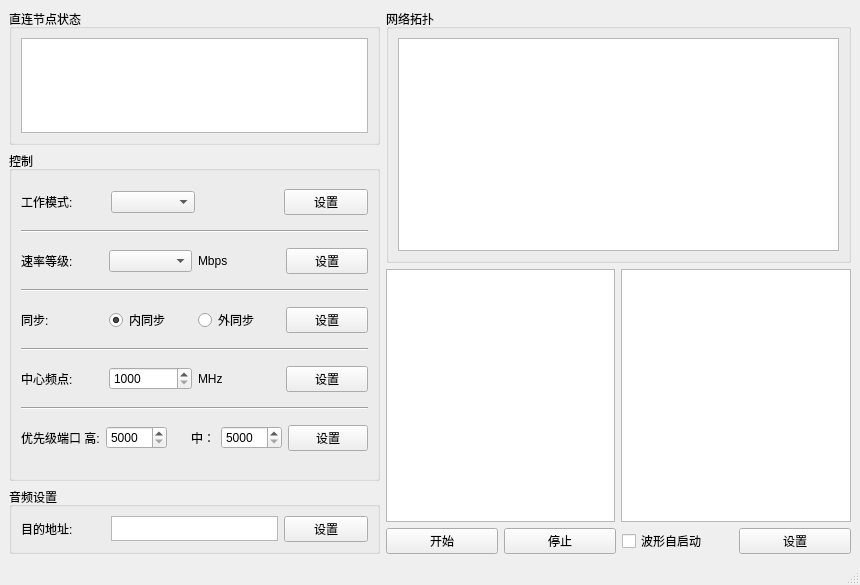
First picture: the form in mainWin.ui, repository Doun2017/pyQTwithUDP, before the edit.
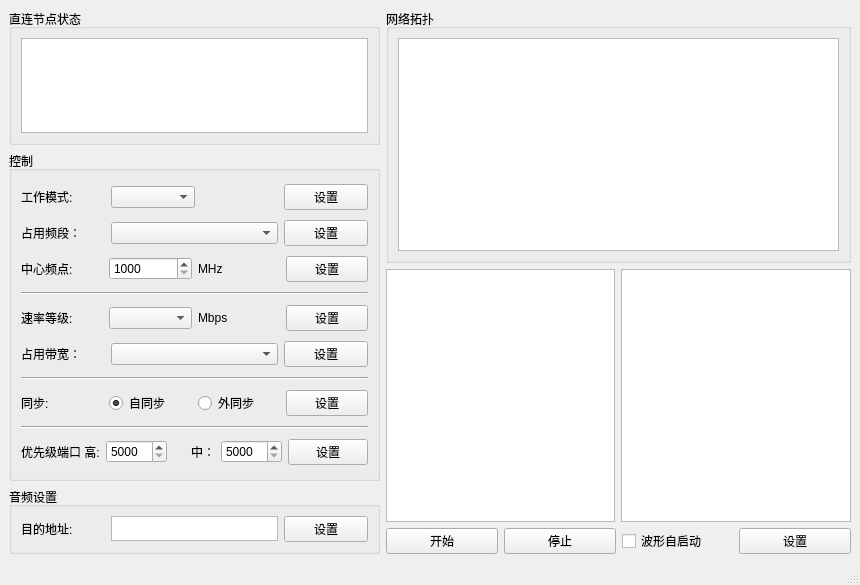
Second picture: the form after the edit.

Patch:
```diff
--- a/mainWin.ui
+++ b/mainWin.ui
@@ -82,6 +82,62 @@
            </item>
           </layout>
          </item>
+         <item>
+          <layout class="QHBoxLayout" name="horizontalLayout_10" stretch="1,2,1">
+           <item>
+            <widget class="QLabel" name="label_11">
+             <property name="text">
+              <string>占用频段：</string>
+             </property>
+            </widget>
+           </item>
+           <item>
+            <widget class="QComboBox" name="comboBox"/>
+           </item>
+           <item>
+            <widget class="QPushButton" name="pushButton">
+             <property name="text">
+              <string>设置</string>
+             </property>
+            </widget>
+           </item>
+          </layout>
+         </item>
+         <item>
+          <layout class="QHBoxLayout" name="horizontalLayout_3" stretch="1,1,1,1">
+           <item>
+            <widget class="QLabel" name="label_4">
+             <property name="text">
+              <string>中心频点:</string>
+             </property>
+            </widget>
+           </item>
+           <item>
+            <widget class="QSpinBox" name="center_frequency_spinBox">
+             <property name="minimum">
+              <number>1000</number>
+             </property>
+             <property name="maximum">
+              <number>2000</number>
+             </property>
+            </widget>
+           </item>
+           <item>
+            <widget class="QLabel" name="label_5">
+             <property name="text">
+              <string>MHz</string>
+             </property>
+            </widget>
+           </item>
+           <item>
+            <widget class="QPushButton" name="center_frequency_pushButton">
+             <property name="text">
+              <string>设置</string>
+             </property>
+            </widget>
+           </item>
+          </layout>
+         </item>
          <item>
           <widget class="Line" name="line_2">
            <property name="orientation">
@@ -117,6 +173,27 @@
            </item>
           </layout>
          </item>
+         <item>
+          <layout class="QHBoxLayout" name="horizontalLayout_11" stretch="1,2,1">
+           <item>
+            <widget class="QLabel" name="label_10">
+             <property name="text">
+              <string>占用带宽：</string>
+             </property>
+            </widget>
+           </item>
+           <item>
+            <widget class="QComboBox" name="use_band_comboBox"/>
+           </item>
+           <item>
+            <widget class="QPushButton" name="use_band_pushButton">
+             <property name="text">
+              <string>设置</string>
+             </property>
+            </widget>
+           </item>
+          </layout>
+         </item>
          <item>
           <widget class="Line" name="line">
            <property name="orientation">
@@ -136,7 +213,7 @@
            <item>
             <widget class="QRadioButton" name="synchronization_inside_radioButton">
              <property name="text">
-              <string>内同步</string>
+              <string>自同步</string>
              </property>
              <property name="checked">
               <bool>true</bool>
@@ -159,48 +236,6 @@
            </item>
           </layout>
          </item>
-         <item>
-          <widget class="Line" name="line_4">
-           <property name="orientation">
-            <enum>Qt::Horizontal</enum>
-           </property>
-          </widget>
-         </item>
-         <item>
-          <layout class="QHBoxLayout" name="horizontalLayout_3" stretch="1,1,1,1">
-           <item>
-            <widget class="QLabel" name="label_4">
-             <property name="text">
-              <string>中心频点:</string>
-             </property>
-            </widget>
-           </item>
-           <item>
-            <widget class="QSpinBox" name="center_frequency_spinBox">
-             <property name="minimum">
-              <number>1000</number>
-             </property>
-             <property name="maximum">
-              <number>2000</number>
-             </property>
-            </widget>
-           </item>
-           <item>
-            <widget class="QLabel" name="label_5">
-             <property name="text">
-              <string>MHz</string>
-             </property>
-            </widget>
-           </item>
-           <item>
-            <widget class="QPushButton" name="center_frequency_pushButton">
-             <property name="text">
-              <string>设置</string>
-             </property>
-            </widget>
-           </item>
-          </layout>
-         </item>
          <item>
           <widget class="Line" name="line_3">
            <property name="orientation">
```
